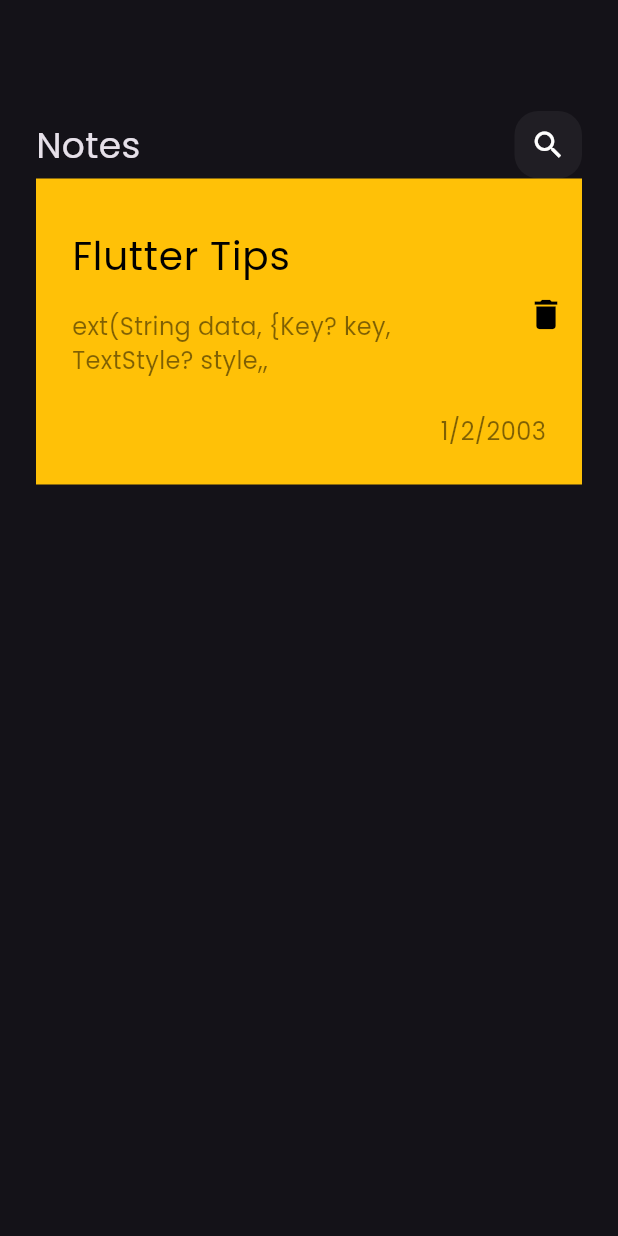
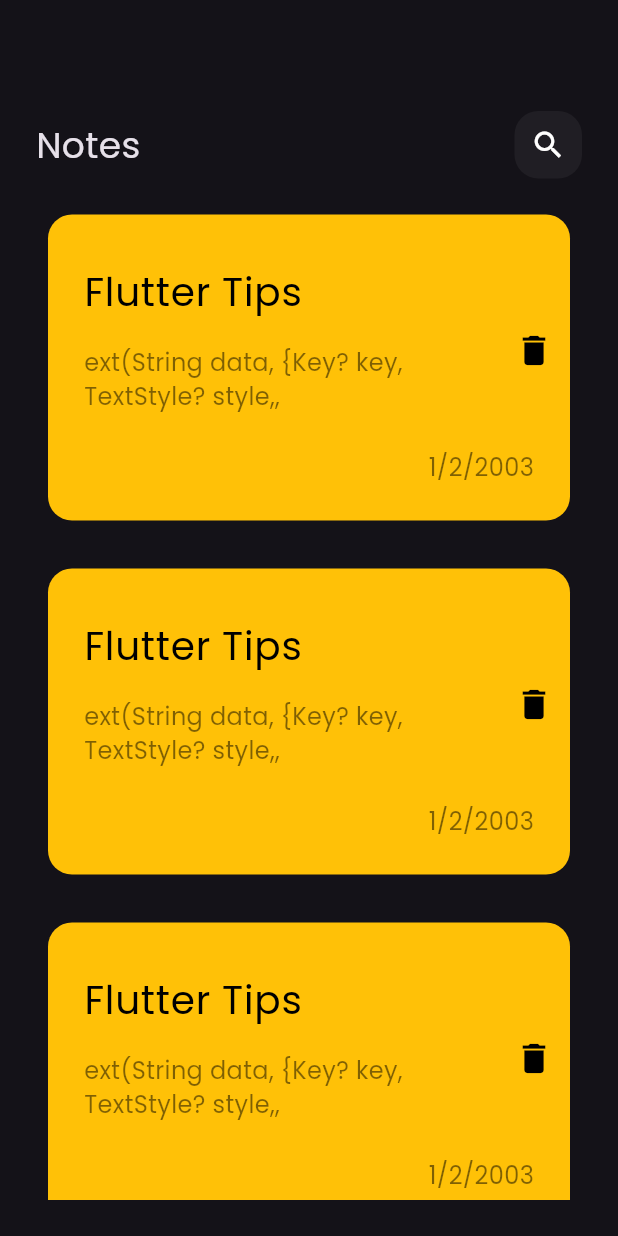
Before and after one commit to H0SAM7/NotesApp, a Flutter app: the screen it shows after launch, on a phone screen of 412 x 824 dp. Run offline on Flutter 3.47's test engine with Material 3 defaults, Android fonts, the phone set to English and light mode, and no system bars; our stand-ins replace google_fonts.

Commit message:
create note item list view

```diff
--- /dev/null
+++ b/lib/widgets/note_item.dart
@@ -0,0 +1,45 @@
+
+import 'package:flutter/material.dart';
+import 'package:flutter/widgets.dart';
+
+class NoteItem extends StatelessWidget {
+  const NoteItem({super.key});
+
+  @override
+  Widget build(BuildContext context) {
+    return Container(
+      padding:const EdgeInsets.only(top: 24,bottom: 24,left: 24),
+      decoration:  BoxDecoration(color: Colors.amber,
+      borderRadius: BorderRadius.circular(16)
+      ),
+
+      child: Column(
+        crossAxisAlignment: CrossAxisAlignment.end,
+        children: [
+          ListTile(
+            contentPadding: EdgeInsets.zero,
+            title: const Text(
+              'Flutter Tips',
+              style: TextStyle(color: Colors.black, fontSize: 26),
+            ),
+            subtitle: Padding(
+              padding: const EdgeInsets.only(bottom: 16.0,top: 16),
+              child: Text(
+                'ext(String data, {Key? key, TextStyle? style,,',
+                style: TextStyle(color: Colors.black.withOpacity(.5), fontSize: 16),
+              ),
+            ),
+            trailing: IconButton(onPressed: (){},icon: Icon(Icons.delete,size: 26,color: Colors.black,),)
+          ),
+          Padding(
+            padding: const EdgeInsets.only(right: 24.0),
+            child: Text(
+            '1/2/2003',
+            style: TextStyle(color: Colors.black.withOpacity(.5), fontSize: 16),
+                    ),
+          ),
+        ],
+      ),
+    );
+  }
+}
--- /dev/null
+++ b/lib/widgets/notes_listview.dart
@@ -0,0 +1,21 @@
+
+import 'package:flutter/material.dart';
+import 'package:notes_app/widgets/note_item.dart';
+
+class NotesListView extends StatelessWidget {
+  const NotesListView({
+    super.key,
+  });
+
+  @override
+  Widget build(BuildContext context) {
+    return ListView.builder(
+      padding: EdgeInsets.all(8),
+      itemBuilder: (context, ind) {
+      return Padding(
+        padding: const EdgeInsets.symmetric(vertical: 16.0),
+        child: const NoteItem(),
+      );
+    });
+  }
+}
--- a/lib/widgets/notes_view_body.dart
+++ b/lib/widgets/notes_view_body.dart
@@ -1,5 +1,8 @@
 import 'package:flutter/material.dart';
+import 'package:flutter/widgets.dart';
 import 'package:notes_app/widgets/custom_appbar.dart';
+import 'package:notes_app/widgets/note_item.dart';
+import 'package:notes_app/widgets/notes_listview.dart';
 
 class NotesViewBody extends StatelessWidget {
   const NotesViewBody({super.key});
@@ -14,48 +17,11 @@ class NotesViewBody extends StatelessWidget {
             height: 50,
           ),
           CustomAppBar(),
-          NoteItem(),
+          Expanded(
+            child: NotesListView(),
+          )
         ],
       ),
     );
   }
 }
-
-class NoteItem extends StatelessWidget {
-  const NoteItem({super.key});
-
-  @override
-  Widget build(BuildContext context) {
-    return Container(
-      padding:const EdgeInsets.only(top: 24,bottom: 24,left: 24),
-      decoration: const BoxDecoration(color: Colors.amber),
-      child: Column(
-        crossAxisAlignment: CrossAxisAlignment.end,
-        children: [
-          ListTile(
-            contentPadding: EdgeInsets.zero,
-            title: const Text(
-              'Flutter Tips',
-              style: TextStyle(color: Colors.black, fontSize: 26),
-            ),
-            subtitle: Padding(
-              padding: const EdgeInsets.only(bottom: 16.0,top: 16),
-              child: Text(
-                'ext(String data, {Key? key, TextStyle? style,,',
-                style: TextStyle(color: Colors.black.withOpacity(.5), fontSize: 16),
-              ),
-            ),
-            trailing: IconButton(onPressed: (){},icon: Icon(Icons.delete,size: 26,color: Colors.black,),)
-          ),
-          Padding(
-            padding: const EdgeInsets.only(right: 24.0),
-            child: Text(
-            '1/2/2003',
-            style: TextStyle(color: Colors.black.withOpacity(.5), fontSize: 16),
-                    ),
-          ),
-        ],
-      ),
-    );
-  }
-}
```
